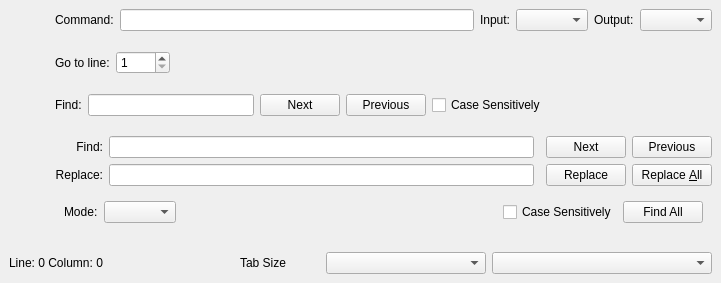
The window that resources/ui/editorstatus.ui (prymatex/prymatex) describes before a commit, drawn with Qt 5.
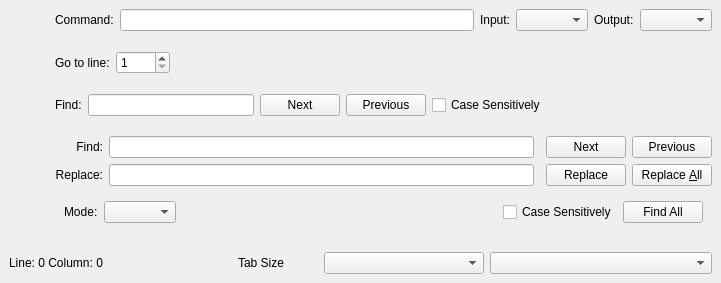
The same window after the commit. Icons and pictures are not drawn.

```diff
--- a/resources/ui/editorstatus.ui
+++ b/resources/ui/editorstatus.ui
@@ -375,7 +375,7 @@
        <widget class="QComboBox" name="comboBoxSymbols">
         <property name="maximumSize">
          <size>
-          <width>220</width>
+          <width>300</width>
           <height>16777215</height>
          </size>
         </property>
```
